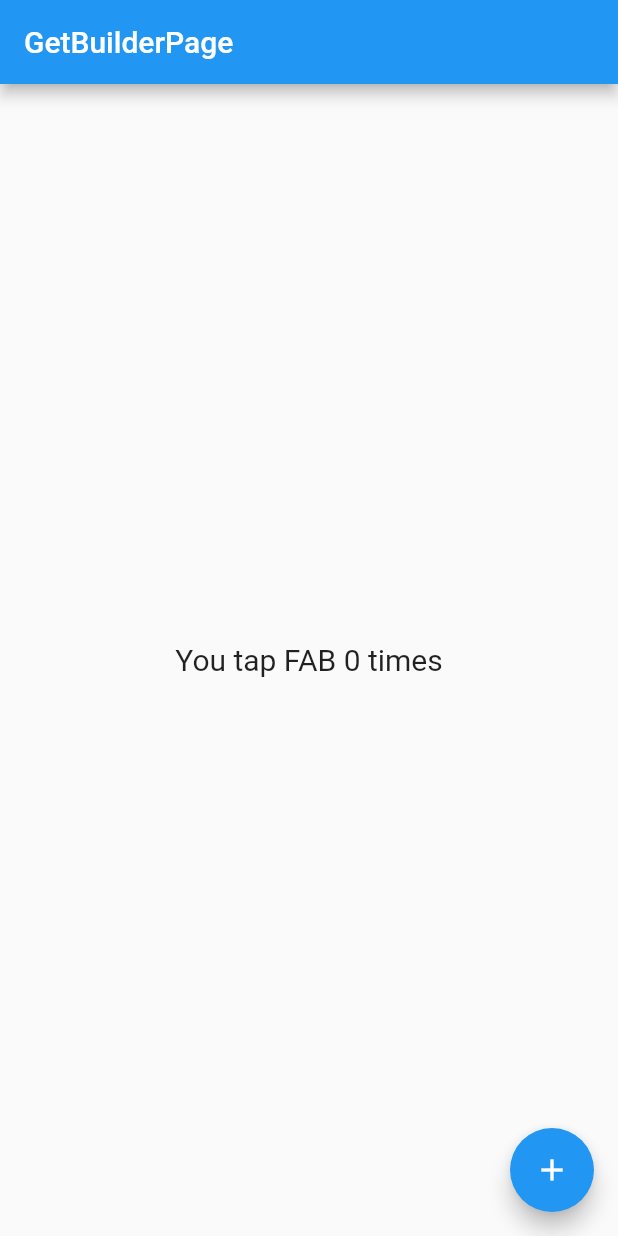
After one commit to Huawei-yuan/fluttermodule, a Flutter app: the screen it shows after launch, on a phone screen of 412 x 824 dp. The commit adds this screen. Run offline on Flutter 3.47's test engine with Material 2 defaults, Android fonts, the phone set to English and light mode, and no system bars; our stand-ins replace get.

Commit message:
GetX 状态管理主要有两种使用方式：
2.2、Obx + obs 响应式管理模式

```diff
--- /dev/null
+++ b/lib/ObxLogicPage.dart
@@ -0,0 +1,41 @@
+
+import 'package:flutter/material.dart';
+import 'package:get/get.dart';
+
+class ObxLogic {
+  var count = 0.obs;
+
+  void increase() {
+    count++;
+  }
+}
+
+class ObxLogicPage extends StatelessWidget {
+   ObxLogicPage({Key? key}) : super(key: key);
+   //1、依赖注入
+   final obxLogic = Get.put(ObxLogic());
+
+  @override
+  Widget build(BuildContext context) {
+    return Scaffold(
+      appBar: AppBar(
+        title: const Text('GetBuilderPage'),
+      ),
+      //2. Obx管理模式
+      body: Obx((){
+        return Center(
+          child: Text(
+            "You tap FAB ${obxLogic.count} times",
+            style: const TextStyle(fontSize: 20),
+          ),
+        );
+      }),
+      floatingActionButton: FloatingActionButton(
+        onPressed: () => obxLogic.increase(),
+        tooltip: "Increase Counter",
+        child: const Icon(Icons.add),
+      ),
+      floatingActionButtonLocation: FloatingActionButtonLocation.endFloat,
+    );
+  }
+}
--- a/lib/main.dart
+++ b/lib/main.dart
@@ -4,6 +4,7 @@ import 'dart:convert';
 import 'dart:ui' as ui;
 import 'package:flutter/material.dart';
 import 'package:flutter/services.dart';
+import 'package:fluttermodule/ObxLogicPage.dart';
 
 import 'GetBuilderPage.dart';
 
@@ -34,7 +35,7 @@ Widget getRouter(String routeName) {
     default:
       return MaterialApp(
         title: 'Flutter GetBuilderPage',
-        home:  GetBuilderPage(),
+        home:  ObxLogicPage()/*GetBuilderPage()*/,
       );
       // return MaterialApp(
       //   home: Scaffold(
```
